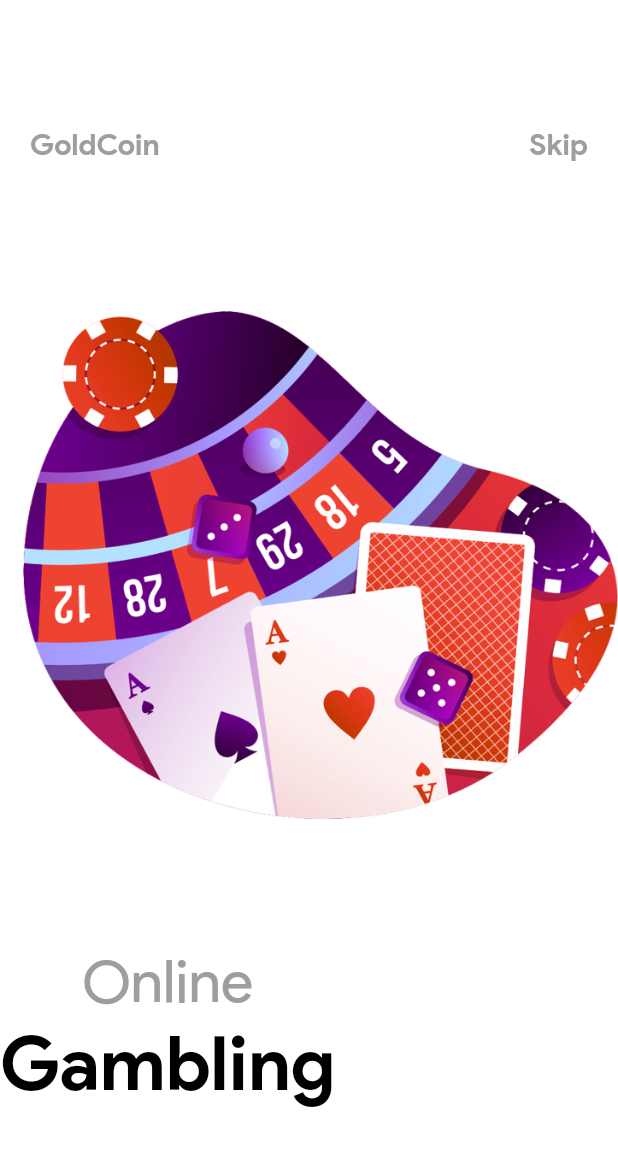
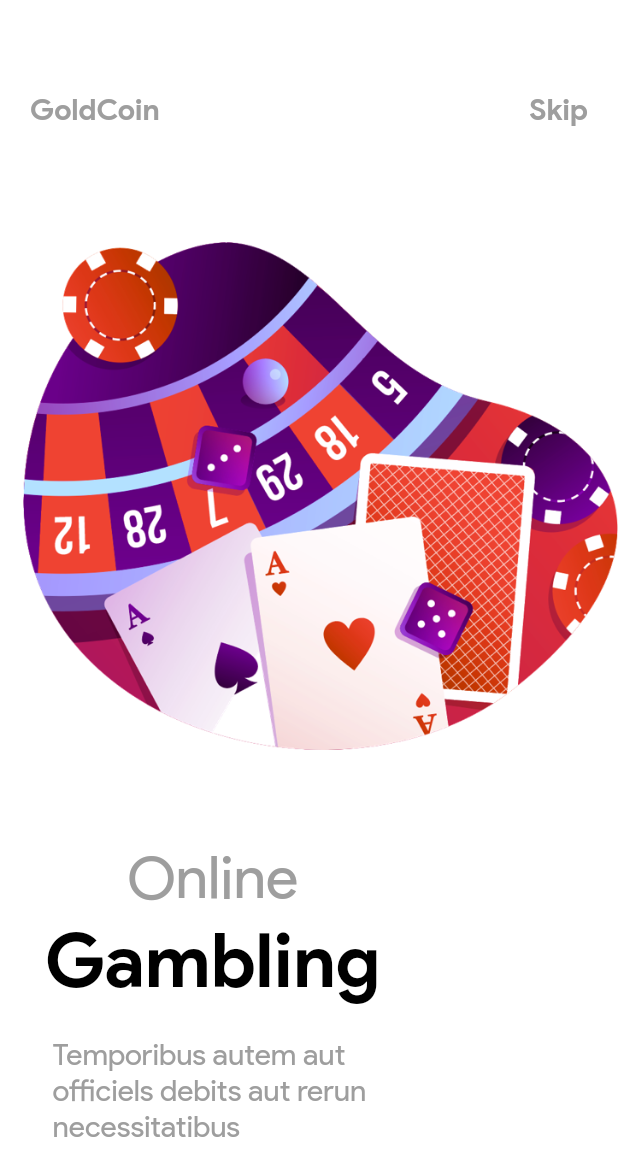
Before and after one commit to mohamedbrahimi/liquidSwipeAnimation_flutter, a Flutter app: the screen it shows after launch, on a phone screen of 412 x 824 dp. Shown: the top 1176 px of the screen. Run offline on Flutter 3.47's test engine with Material 2 defaults, Android fonts, the phone set to English and light mode, and no system bars; drawn by our look-alikes of liquid_swipe.

Commit message:
added content into padding

```diff
--- a/lib/main.dart
+++ b/lib/main.dart
@@ -55,7 +55,9 @@ class MyApp extends StatelessWidget {
             ),
           ),
           Image.asset("assets/img/firstImage.png"),
-          Column(
+          Padding(
+              padding: const EdgeInsets.symmetric(horizontal: 30.0),
+              child: Column(
                 children: <Widget>[
                   Text(
                     "Online",
@@ -64,9 +66,18 @@ class MyApp extends StatelessWidget {
                   Text(
                     "Gambling",
                     style: boldStyle,
-              )
+                  ),
+                  SizedBox(
+                    height: 20.0,
+                  ),
+                  Text("Temporibus autem aut\n"
+                      "officiels debits aut rerun \n"
+                      "necessitatibus",
+                    style: descriptionGreyStyle,
+                  ),
                 ],
               ),
+          )
         ],
       ),
     ),
```
Lines whose indentation alone changed are shown as unchanged.
